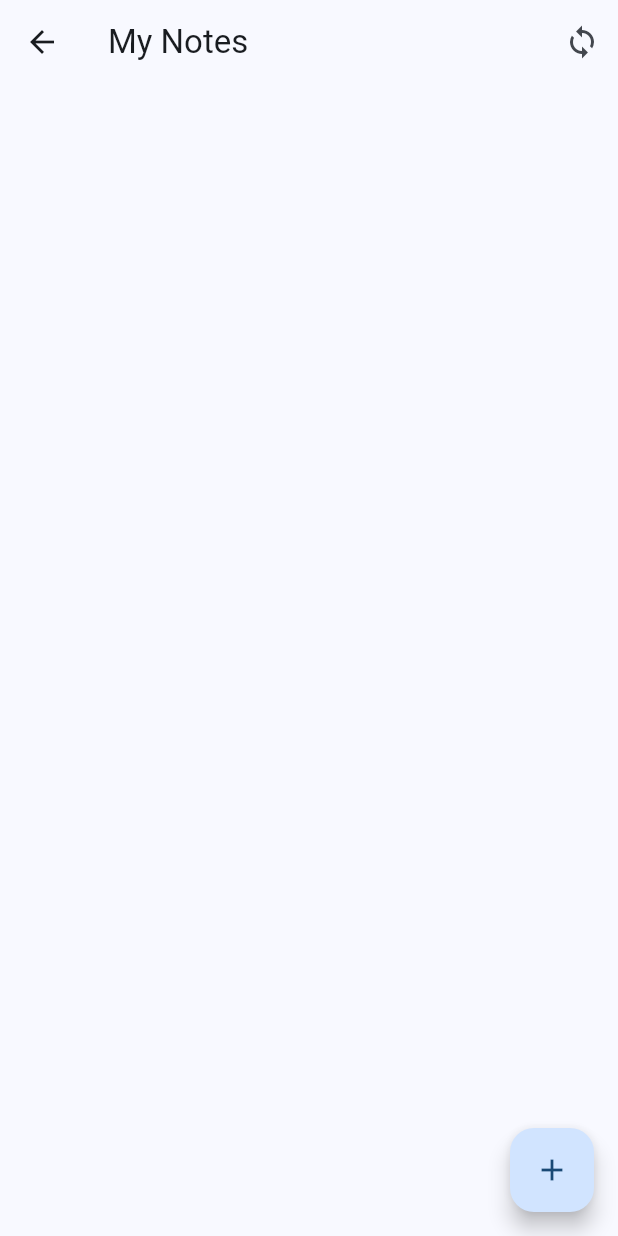
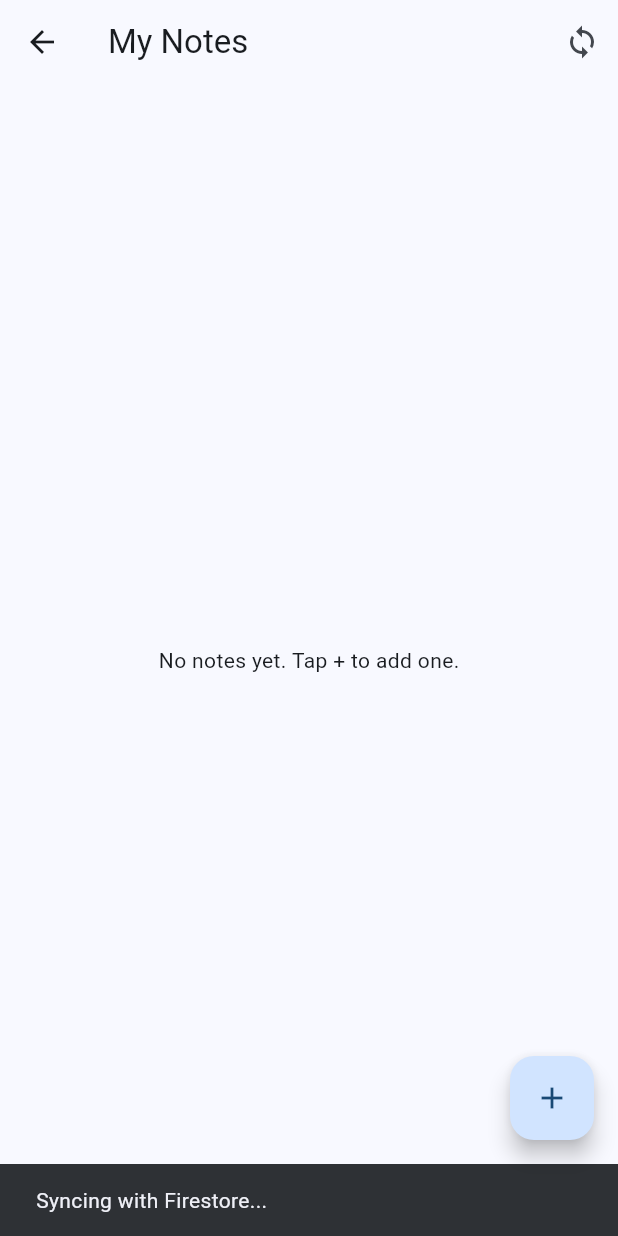
Before and after one commit to Md-Raju-Mia/Flutter_Starter_Kit, a Flutter app: the NotesScreen screen opened directly, after a tap on the "sync" icon, on a phone screen of 412 x 824 dp. Run offline on Flutter 3.47's test engine with Material 3 defaults, Android fonts, the phone set to English and light mode, and no system bars; our stand-ins replace cloud_firestore, dio, firebase_auth, firebase_core, flutter_riverpod, hive and 3 more; accounts and stored records are empty; network calls fail.

Commit message:
update Flutter Starter Kit

```diff
--- a/lib/data/repositories/note_repository_impl.dart
+++ b/lib/data/repositories/note_repository_impl.dart
@@ -36,13 +36,18 @@ class NoteRepositoryImpl implements NoteRepository {
   }
 
   @override
-  Future<void> syncWithFirestore() async {
+  Future<void> syncWithFirestore(String userId) async {
     final box = await _box;
     final notes = box.values.toList();
 
     final batch = _firestore.batch();
     for (var note in notes) {
-      final docRef = _firestore.collection('notes').doc(note.id);
+      // Correct path based on the rules we set: users/{userId}/notes/{noteId}
+      final docRef = _firestore
+          .collection('users')
+          .doc(userId)
+          .collection('notes')
+          .doc(note.id);
       batch.set(docRef, note.toJson());
     }
     await batch.commit();
--- a/lib/domain/repositories/note_repository.dart
+++ b/lib/domain/repositories/note_repository.dart
@@ -5,5 +5,5 @@ abstract class NoteRepository {
   Future<void> addNote(NoteModel note);
   Future<void> updateNote(NoteModel note);
   Future<void> deleteNote(String id);
-  Future<void> syncWithFirestore();
+  Future<void> syncWithFirestore(String userId);
 }
--- a/lib/presentation/screens/notes_screen.dart
+++ b/lib/presentation/screens/notes_screen.dart
@@ -15,27 +15,55 @@ class NotesScreen extends ConsumerWidget {
         actions: [
           IconButton(
             icon: const Icon(Icons.sync),
-            onPressed: () => ref.read(notesProvider.notifier).syncNotes(),
+            onPressed: () async {
+              ScaffoldMessenger.of(context).showSnackBar(
+                const SnackBar(content: Text('Syncing with Firestore...')),
+              );
+              await ref.read(notesProvider.notifier).syncNotes();
+              if (context.mounted) {
+                notesAsync.whenData((_) {
+                   ScaffoldMessenger.of(context).showSnackBar(
+                    const SnackBar(content: Text('Sync successful!'), backgroundColor: Colors.green),
+                  );
+                });
+              }
+            },
           ),
         ],
       ),
       body: notesAsync.when(
-        data: (notes) => ListView.builder(
+        data: (notes) => notes.isEmpty
+          ? const Center(child: Text('No notes yet. Tap + to add one.'))
+          : ListView.builder(
           itemCount: notes.length,
           itemBuilder: (context, index) {
             final note = notes[index];
-            return ListTile(
-              title: Text(note.title),
+            return Card(
+              margin: const EdgeInsets.symmetric(horizontal: 16, vertical: 8),
+              child: ListTile(
+                title: Text(note.title, style: const TextStyle(fontWeight: FontWeight.bold)),
                 subtitle: Text(note.content),
                 trailing: IconButton(
                   icon: const Icon(Icons.delete, color: Colors.red),
                   onPressed: () => ref.read(notesProvider.notifier).deleteNote(note.id),
                 ),
+              ),
             );
           },
         ),
         loading: () => const Center(child: CircularProgressIndicator()),
-        error: (err, stack) => Center(child: Text('Error: $err')),
+        error: (err, stack) => Center(
+          child: Column(
+            mainAxisAlignment: MainAxisAlignment.center,
+            children: [
+              Text('Error: $err', style: const TextStyle(color: Colors.red)),
+              ElevatedButton(
+                onPressed: () => ref.read(notesProvider.notifier).loadNotes(),
+                child: const Text('Retry'),
+              )
+            ],
+          ),
+        ),
       ),
       floatingActionButton: FloatingActionButton(
         onPressed: () => _showAddNoteDialog(context, ref),
@@ -51,25 +79,35 @@ class NotesScreen extends ConsumerWidget {
     showDialog(
       context: context,
       builder: (context) => AlertDialog(
-        title: const Text('Add Note'),
+        title: const Text('New Note'),
         content: Column(
           mainAxisSize: MainAxisSize.min,
           children: [
-            TextField(controller: titleController, decoration: const InputDecoration(hintText: 'Title')),
-            TextField(controller: contentController, decoration: const InputDecoration(hintText: 'Content')),
+            TextField(
+              controller: titleController,
+              decoration: const InputDecoration(labelText: 'Title', border: OutlineInputBorder()),
+            ),
+            const SizedBox(height: 10),
+            TextField(
+              controller: contentController,
+              maxLines: 3,
+              decoration: const InputDecoration(labelText: 'Content', border: OutlineInputBorder()),
+            ),
           ],
         ),
         actions: [
           TextButton(onPressed: () => Navigator.pop(context), child: const Text('Cancel')),
           ElevatedButton(
             onPressed: () {
+              if (titleController.text.isNotEmpty) {
                 ref.read(notesProvider.notifier).addNote(
                   titleController.text,
                   contentController.text,
                 );
                 Navigator.pop(context);
+              }
             },
-            child: const Text('Add'),
+            child: const Text('Save Note'),
           ),
         ],
       ),
--- a/lib/presentation/state_management/notes_provider.dart
+++ b/lib/presentation/state_management/notes_provider.dart
@@ -2,6 +2,7 @@ import 'package:flutter_riverpod/flutter_riverpod.dart';
 import 'package:uuid/uuid.dart';
 import '../../data/models/note_model.dart';
 import '../../data/providers/repository_providers.dart';
+import 'auth_provider.dart';
 
 final notesProvider = StateNotifierProvider<NotesNotifier, AsyncValue<List<NoteModel>>>((ref) {
   return NotesNotifier(ref);
@@ -15,7 +16,6 @@ class NotesNotifier extends StateNotifier<AsyncValue<List<NoteModel>>> {
   }
 
   Future<void> loadNotes() async {
-    state = const AsyncValue.loading();
     state = await AsyncValue.guard(() => _ref.read(noteRepositoryProvider).getNotes());
   }
 
@@ -36,8 +36,15 @@ class NotesNotifier extends StateNotifier<AsyncValue<List<NoteModel>>> {
   }
 
   Future<void> syncNotes() async {
+    final user = _ref.read(authStateProvider).value;
+    if (user == null) return;
+
     state = const AsyncValue.loading();
-    await _ref.read(noteRepositoryProvider).syncWithFirestore();
-    await loadNotes();
+    try {
+      await _ref.read(noteRepositoryProvider).syncWithFirestore(user.uid);
+      await loadNotes();
+    } catch (e) {
+      state = AsyncValue.error(e, StackTrace.current);
+    }
   }
 }
```
Lines whose indentation alone changed are shown as unchanged.
